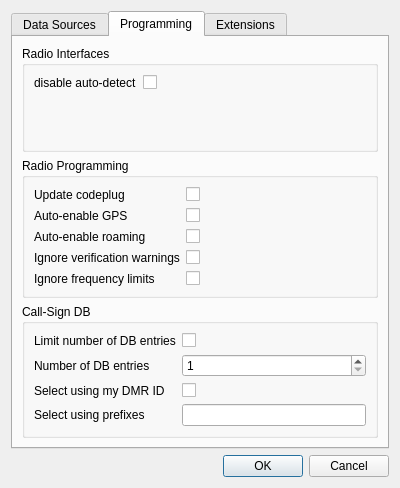
The window that src/settingsdialog.ui (hmatuschek/qdmr) describes before a commit, drawn with Qt 5.
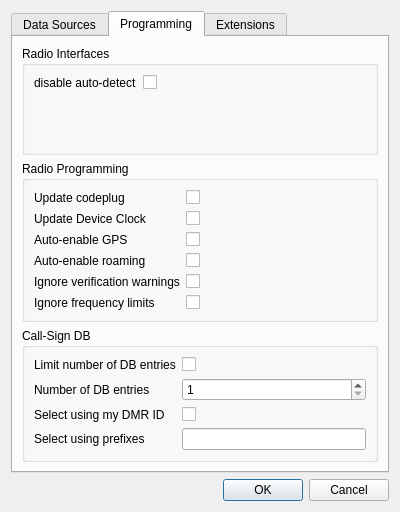
The same window after the commit. The open tabs and pages were chosen to show the change.

Commit message:
Set date time during programming of OpenGD77 devices (#642)
* Added transfer flag to update device clock during transfer.
* Implemented update of device clock for OpenGD77 devices.
* Added UI elements and updated docs.

```diff
--- a/src/settingsdialog.ui
+++ b/src/settingsdialog.ui
@@ -7,7 +7,7 @@
     <x>0</x>
     <y>0</y>
     <width>400</width>
-    <height>488</height>
+    <height>512</height>
    </rect>
   </property>
   <property name="sizePolicy">
@@ -232,14 +232,14 @@
             </property>
            </widget>
           </item>
-          <item row="1" column="0">
+          <item row="2" column="0">
            <widget class="QLabel" name="label_4">
             <property name="text">
              <string>Auto-enable GPS</string>
             </property>
            </widget>
           </item>
-          <item row="1" column="1">
+          <item row="2" column="1">
            <widget class="QCheckBox" name="autoEnableGPS">
             <property name="toolTip">
              <string>When a GPS or APRS system is defined and used for any channel, the GPS module gets enabled automatically.</string>
@@ -249,14 +249,14 @@
             </property>
            </widget>
           </item>
-          <item row="2" column="0">
+          <item row="3" column="0">
            <widget class="QLabel" name="label_5">
             <property name="text">
              <string>Auto-enable roaming</string>
             </property>
            </widget>
           </item>
-          <item row="2" column="1">
+          <item row="3" column="1">
            <widget class="QCheckBox" name="autoEnableRoaming">
             <property name="toolTip">
              <string>When a roaming zone is defined and used by any channel, the automatic roaming gets enabled.</string>
@@ -266,14 +266,14 @@
             </property>
            </widget>
           </item>
-          <item row="3" column="0">
+          <item row="4" column="0">
            <widget class="QLabel" name="label_6">
             <property name="text">
              <string>Ignore verification warnings</string>
             </property>
            </widget>
           </item>
-          <item row="3" column="1">
+          <item row="4" column="1">
            <widget class="QCheckBox" name="ignoreVerificationWarnings">
             <property name="toolTip">
              <string>&lt;html&gt;&lt;head/&gt;&lt;body&gt;&lt;p&gt;As the communication interface to the radio is kept open after verification, time-outs may occur and the code-plug upload may fail when the verification dialog pops up. To prevent this, verification warnings can be ignored, eliminating the time-gap between verification and upload. Verification errors still prevent the upload.&lt;/p&gt;&lt;/body&gt;&lt;/html&gt;</string>
@@ -283,14 +283,14 @@
             </property>
            </widget>
           </item>
-          <item row="4" column="0">
+          <item row="5" column="0">
            <widget class="QLabel" name="label_7">
             <property name="text">
              <string>Ignore frequency limits</string>
             </property>
            </widget>
           </item>
-          <item row="4" column="1">
+          <item row="5" column="1">
            <widget class="QCheckBox" name="ignoreFrequencyLimits">
             <property name="toolTip">
              <string>Do not set this option unless you know what you are doing.</string>
@@ -300,6 +300,20 @@
             </property>
            </widget>
           </item>
+          <item row="1" column="0">
+           <widget class="QLabel" name="label_19">
+            <property name="text">
+             <string>Update Device Clock</string>
+            </property>
+           </widget>
+          </item>
+          <item row="1" column="1">
+           <widget class="QCheckBox" name="updateDeviceClock">
+            <property name="text">
+             <string/>
+            </property>
+           </widget>
+          </item>
          </layout>
         </widget>
        </item>
```
The commit also changes 62 other files.
